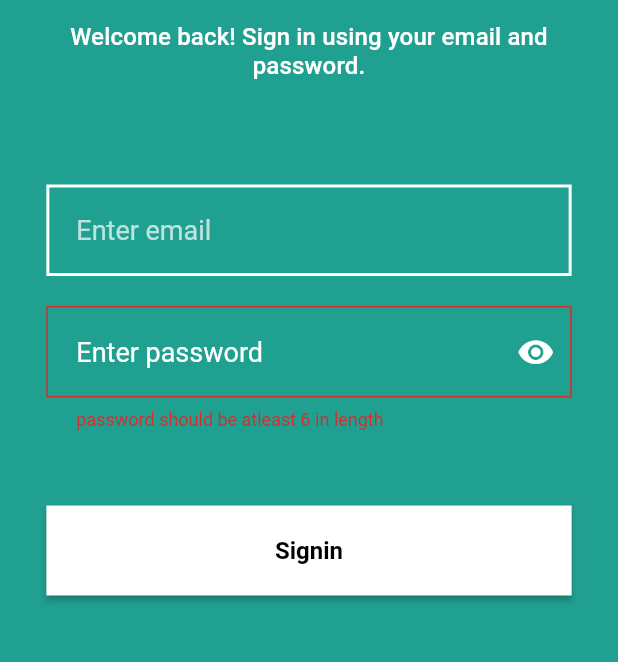
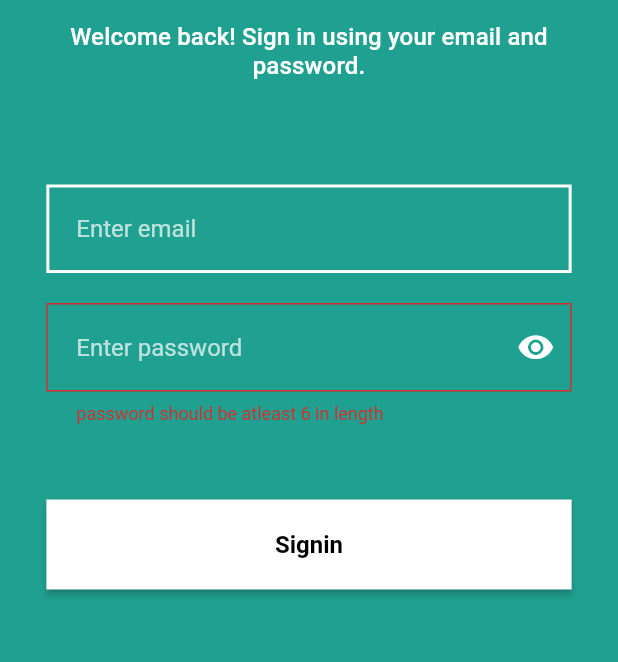
Before and after one commit to ilyas-kukshi/Video-Editors, a Flutter app: the screen it shows after launch, after a tap on "Signin", on a phone screen of 412 x 824 dp, the part 234-896 px from its top. Run offline on Flutter 3.47's test engine with Material 2 defaults, Android fonts, the light colour scheme and no system bars; our stand-ins replace fluttertoast, freezed_annotation, page_transition.

Commit message:
Add UI changes to signin

```diff
--- a/lib/auth/signin.dart
+++ b/lib/auth/signin.dart
@@ -1,7 +1,11 @@
+import 'dart:convert';
+
 import 'package:flutter/material.dart';
+import 'package:video_editors/models/reponse_model.dart';
 import 'package:video_editors/models/signin/signin_model.dart';
 import 'package:video_editors/services/auth_services.dart';
 import 'package:video_editors/shared/app_theme_shared.dart';
+import 'package:video_editors/shared/dialogs.dart';
 import 'package:video_editors/shared/slide_in_widget.dart';
 import 'package:video_editors/shared/utility.dart';
 
@@ -61,6 +65,13 @@ class _SigninState extends State<Signin> {
                       hintStyle:
                           TextStyle(color: Colors.white.withOpacity(0.7)),
                       controller: emailController,
+                      style: const TextStyle(
+                        color: Colors.white,
+                      ),
+                      borderColor: Colors.white,
+                      enabledBorderColor: Colors.white,
+                      focusedBorderColor: Colors.white,
+                      disabledBorderColor: Colors.white,
                     ),
                   )),
               const SizedBox(height: 20),
@@ -74,6 +85,14 @@ class _SigninState extends State<Signin> {
                   maxLines: 1,
                   controller: passwordController,
                   validator: Utility.passwordLengthValidator,
+                  style: const TextStyle(
+                    color: Colors.white,
+                  ),
+                  hintStyle: TextStyle(color: Colors.white.withOpacity(0.7)),
+                  borderColor: Colors.white,
+                  enabledBorderColor: Colors.white,
+                  focusedBorderColor: Colors.white,
+                  disabledBorderColor: Colors.white,
                   suffixIcon: GestureDetector(
                     onTap: () => setState(() {
                       obscureText = !obscureText;
@@ -106,8 +125,8 @@ class _SigninState extends State<Signin> {
                     final valid = formKey.currentState!.validate();
 
                     if (valid) {
-                      AuthServices().loginService(SigninModel(
-                          id: '',
+                      DialogShared.loadingDialog(context, "Logging in");
+                      loginService(SigninModel(
                           email: emailController.text,
                           password: passwordController.text));
                     }
@@ -122,6 +141,26 @@ class _SigninState extends State<Signin> {
   }
 
   signinService(SigninModel model) {
-    final data = AuthServices().singinService(model);
+    final data = AuthServices().singinService(context, model);
+  }
+
+  loginService(SigninModel model) async {
+    ResponseModel? responseModel = await AuthServices().loginService(
+        context,
+        SigninModel(
+            id: '',
+            email: emailController.text,
+            password: passwordController.text));
+
+    if (responseModel != null) {
+      final json = jsonDecode(responseModel.data);
+      print(json);
+      Navigator.pop(context);
+
+      if (json["resumeCreated"] == true) {
+      } else {
+        Navigator.pushNamed(context, '/buildResume', arguments: json['userId']);
+      }
+    }
   }
 }
```
